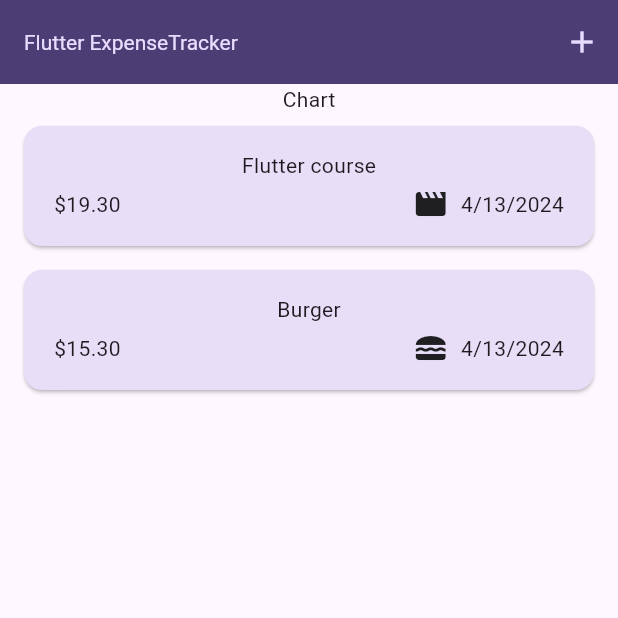
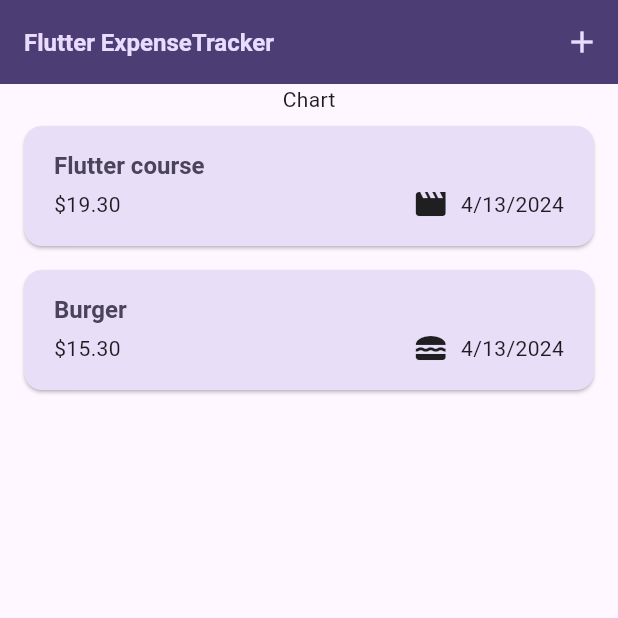
Before and after one commit to dainavipurav/003_flutter_udemy_expense_tracker, a Flutter app: the screen it shows after launch, on a phone screen of 412 x 824 dp, the top half of it. Run offline on Flutter 3.47's test engine with Material 3 defaults, Android fonts, the phone set to English and light mode, and no system bars.

Commit message:
layout and theme modified

```diff
--- a/lib/main.dart
+++ b/lib/main.dart
@@ -24,9 +24,9 @@ void main() {
         ),
         textTheme: ThemeData().textTheme.copyWith(
               titleLarge: TextStyle(
-                fontWeight: FontWeight.normal,
+                fontWeight: FontWeight.bold,
                 color: kColorScheme.onSecondaryContainer,
-                fontSize: 14,
+                fontSize: 16,
               ),
             ),
       ),
--- a/lib/widgets/expenses_list/expense_item.dart
+++ b/lib/widgets/expenses_list/expense_item.dart
@@ -12,8 +12,12 @@ class ExpenseItem extends StatelessWidget {
       child: Padding(
         padding: const EdgeInsets.symmetric(horizontal: 20, vertical: 16),
         child: Column(
+          crossAxisAlignment: CrossAxisAlignment.start,
           children: [
-            Text(expense.title),
+            Text(
+              expense.title,
+              style: Theme.of(context).textTheme.titleLarge,
+            ),
             const SizedBox(height: 4),
             Row(
               children: [
```
